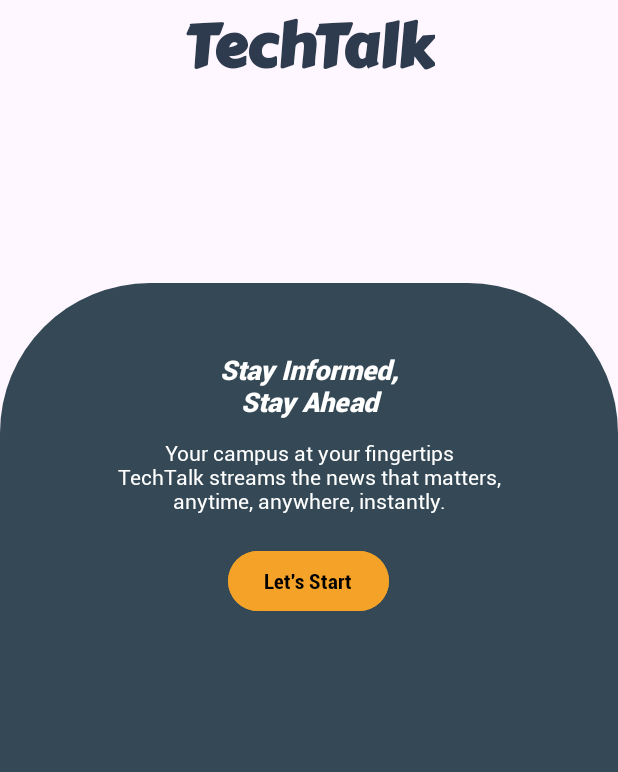
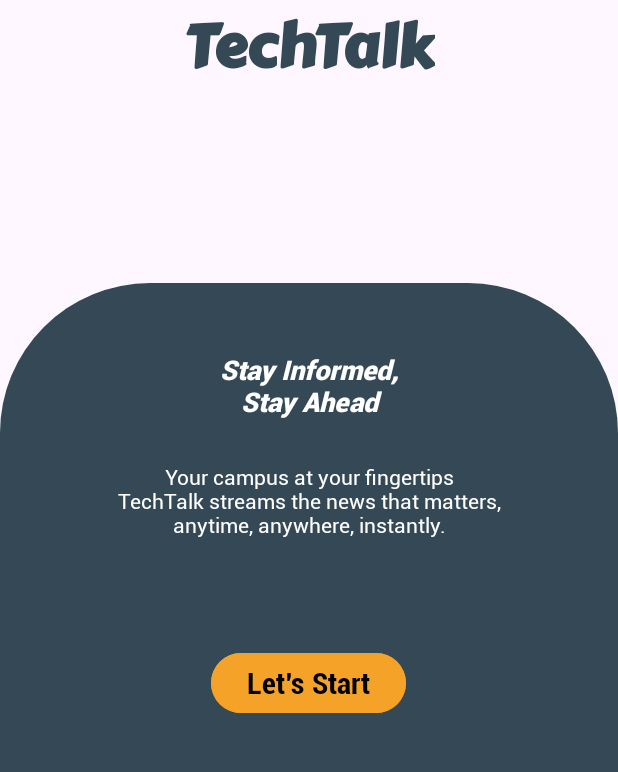
Before and after one commit to E-M-Pabasara/FOTNews, an Android app: the screen it shows after launch (SplashScreen), on a phone screen of 412 x 824 dp, the part 360-1132 px from its top. Run offline under Robolectric (Android 15) with nearby library versions, the phone set to English and light mode, and no system bars.

Commit message:
text size changed in splash screen

```diff
--- a/app/src/main/res/layout/activity_splash_screen.xml
+++ b/app/src/main/res/layout/activity_splash_screen.xml
@@ -24,8 +24,8 @@
         android:layout_height="wrap_content"
         android:fontFamily="@font/carterone"
         android:text="TechTalk"
-        android:textColor="#2E3B4E"
-        android:textSize="40sp"
+        android:textColor="#344955"
+        android:textSize="40dp"
         android:textStyle="bold"
         app:layout_constraintEnd_toEndOf="parent"
         app:layout_constraintStart_toStartOf="parent"
@@ -60,11 +60,11 @@
 
         <TextView
             android:layout_width="match_parent"
-            android:layout_height="wrap_content"
+            android:layout_height="119dp"
             android:layout_gravity="center_horizontal"
             android:layout_marginTop="12dp"
             android:fontFamily="@font/roboto_regular"
-            android:text="Your campus at your fingertips\nTechTalk streams the news that matters,\nanytime, anywhere, instantly."
+            android:text="\nYour campus at your fingertips\nTechTalk streams the news that matters,\nanytime, anywhere, instantly."
             android:textAlignment="center"
             android:textColor="#FFFFFF"
             android:textSize="14sp" />
@@ -80,6 +80,7 @@
             android:paddingLeft="24dp"
             android:paddingRight="24dp"
             android:text="Let's Start"
+            android:textSize="20dp"
             android:textColor="#000000"
             app:cornerRadius="24dp" />
 
```
